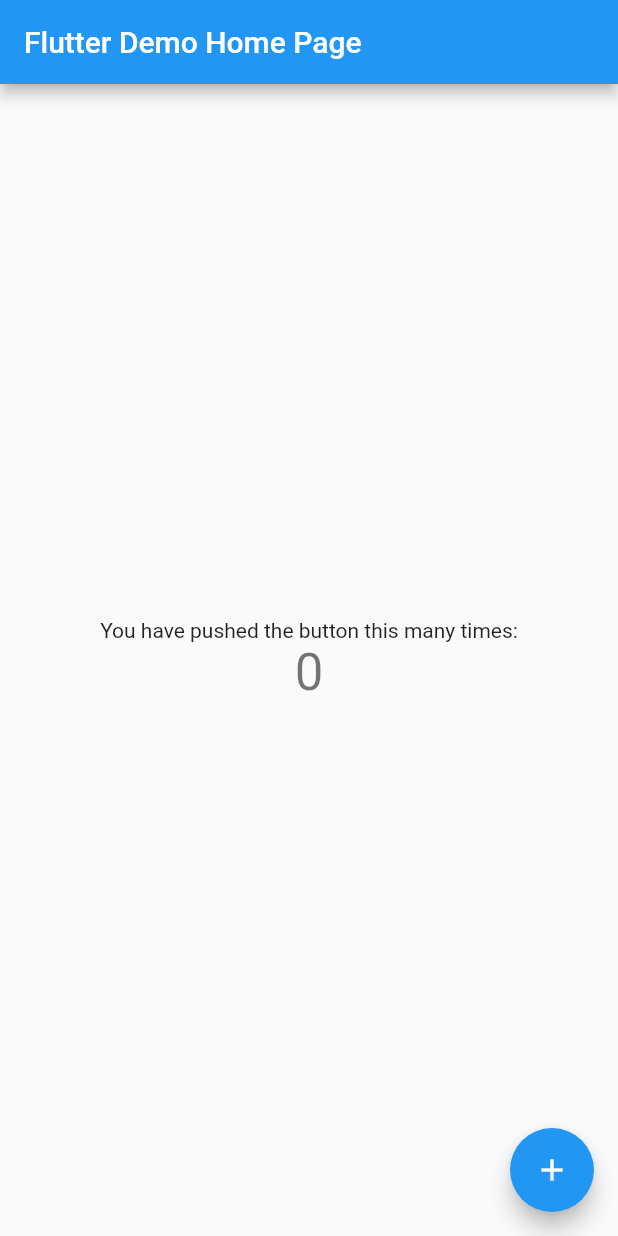
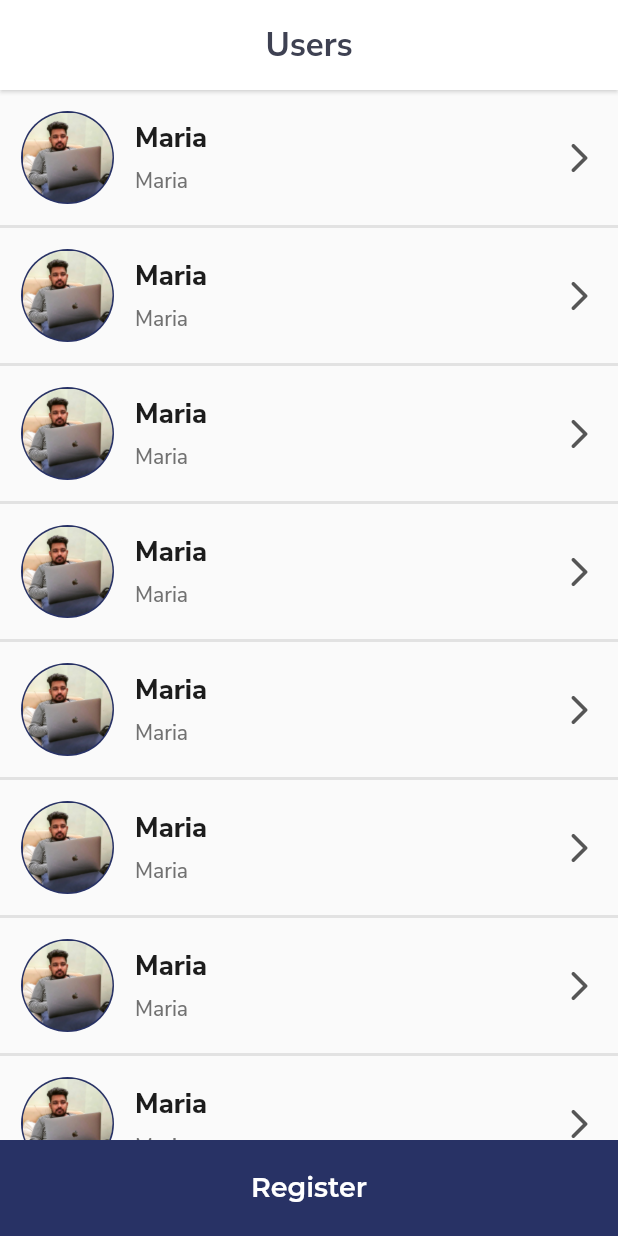
Before and after one commit to rajchristhu07/Registeration, a Flutter app: the screen it shows after launch, on a phone screen of 412 x 824 dp. Run offline on Flutter 3.47's test engine with Material 2 defaults, Android fonts, the phone set to English and light mode, and no system bars; our stand-ins replace google_fonts, hexcolor.

Commit message:
landing page ui done

```diff
--- a/neosoft_one/lib/main.dart
+++ b/neosoft_one/lib/main.dart
@@ -1,4 +1,7 @@
 import 'package:flutter/material.dart';
+import 'package:google_fonts/google_fonts.dart';
+import 'package:neosoftflutter/screens/landing_page.dart';
+import 'package:neosoftflutter/utility/theme.dart';
 
 void main() {
   runApp(const MyApp());
@@ -7,109 +10,21 @@ void main() {
 class MyApp extends StatelessWidget {
   const MyApp({Key? key}) : super(key: key);
 
-  // This widget is the root of your application.
   @override
   Widget build(BuildContext context) {
     return MaterialApp(
-      title: 'Flutter Demo',
+      debugShowCheckedModeBanner: false,
+      title: 'Flutter Registration',
       theme: ThemeData(
-        // This is the theme of your application.
-        //
-        // Try running your application with "flutter run". You'll see the
-        // application has a blue toolbar. Then, without quitting the app, try
-        // changing the primarySwatch below to Colors.green and then invoke
-        // "hot reload" (press "r" in the console where you ran "flutter run",
-        // or simply save your changes to "hot reload" in a Flutter IDE).
-        // Notice that the counter didn't reset back to zero; the application
-        // is not restarted.
-        primarySwatch: Colors.blue,
+        primaryColor: primaryColor,
+        splashColor: primaryColor,
+        accentColor:primaryColor ,
+        shadowColor: primaryColor,
+        textTheme: GoogleFonts.nunitoSansTextTheme(
+          Theme.of(context).textTheme,
+        ),
       ),
-      home: const MyHomePage(title: 'Flutter Demo Home Page'),
+      home:  LandingPage(),
     );
   }
 }
-
-class MyHomePage extends StatefulWidget {
-  const MyHomePage({Key? key, required this.title}) : super(key: key);
-
-  // This widget is the home page of your application. It is stateful, meaning
-  // that it has a State object (defined below) that contains fields that affect
-  // how it looks.
-
-  // This class is the configuration for the state. It holds the values (in this
-  // case the title) provided by the parent (in this case the App widget) and
-  // used by the build method of the State. Fields in a Widget subclass are
-  // always marked "final".
-
-  final String title;
-
-  @override
-  State<MyHomePage> createState() => _MyHomePageState();
-}
-
-class _MyHomePageState extends State<MyHomePage> {
-  int _counter = 0;
-
-  void _incrementCounter() {
-    setState(() {
-      // This call to setState tells the Flutter framework that something has
-      // changed in this State, which causes it to rerun the build method below
-      // so that the display can reflect the updated values. If we changed
-      // _counter without calling setState(), then the build method would not be
-      // called again, and so nothing would appear to happen.
-      _counter++;
-    });
-  }
-
-  @override
-  Widget build(BuildContext context) {
-    // This method is rerun every time setState is called, for instance as done
-    // by the _incrementCounter method above.
-    //
-    // The Flutter framework has been optimized to make rerunning build methods
-    // fast, so that you can just rebuild anything that needs updating rather
-    // than having to individually change instances of widgets.
-    return Scaffold(
-      appBar: AppBar(
-        // Here we take the value from the MyHomePage object that was created by
-        // the App.build method, and use it to set our appbar title.
-        title: Text(widget.title),
-      ),
-      body: Center(
-        // Center is a layout widget. It takes a single child and positions it
-        // in the middle of the parent.
-        child: Column(
-          // Column is also a layout widget. It takes a list of children and
-          // arranges them vertically. By default, it sizes itself to fit its
-          // children horizontally, and tries to be as tall as its parent.
-          //
-          // Invoke "debug painting" (press "p" in the console, choose the
-          // "Toggle Debug Paint" action from the Flutter Inspector in Android
-          // Studio, or the "Toggle Debug Paint" command in Visual Studio Code)
-          // to see the wireframe for each widget.
-          //
-          // Column has various properties to control how it sizes itself and
-          // how it positions its children. Here we use mainAxisAlignment to
-          // center the children vertically; the main axis here is the vertical
-          // axis because Columns are vertical (the cross axis would be
-          // horizontal).
-          mainAxisAlignment: MainAxisAlignment.center,
-          children: <Widget>[
-            const Text(
-              'You have pushed the button this many times:',
-            ),
-            Text(
-              '$_counter',
-              style: Theme.of(context).textTheme.headline4,
-            ),
-          ],
-        ),
-      ),
-      floatingActionButton: FloatingActionButton(
-        onPressed: _incrementCounter,
-        tooltip: 'Increment',
-        child: const Icon(Icons.add),
-      ), // This trailing comma makes auto-formatting nicer for build methods.
-    );
-  }
-}
--- /dev/null
+++ b/neosoft_one/lib/screens/landing_page.dart
@@ -0,0 +1,81 @@
+import 'package:flutter/material.dart';
+import 'package:google_fonts/google_fonts.dart';
+import 'package:hexcolor/hexcolor.dart';
+import 'package:neosoftflutter/screens/pages/user_list.dart';
+
+import '../utility/theme.dart';
+
+class LandingPage extends StatefulWidget {
+  @override
+  _LandingPageState createState() => _LandingPageState();
+}
+
+class _LandingPageState extends State<LandingPage> {
+  @override
+  void initState() {
+    super.initState();
+  }
+
+  @override
+  Widget build(BuildContext context) {
+    return Scaffold(
+        resizeToAvoidBottomInset: false,
+        appBar: AppBar(
+          toolbarHeight: 60,
+          elevation: 1,
+          shadowColor: whiteColor,
+          foregroundColor: whiteColor,
+          centerTitle: true,
+          title: Text(
+            "Users",
+            textAlign: TextAlign.start,
+            style: TextStyle(
+                color: blackColor, fontSize: 22.0, fontWeight: FontWeight.bold),
+          ),
+          backgroundColor: whiteColor,
+        ),
+        body: Stack(children: <Widget>[
+
+
+        MediaQuery.removePadding(
+        context: context,
+            removeTop: true,
+            child: ListView.builder(
+              itemCount: 100,
+              shrinkWrap: true,
+              itemBuilder: (BuildContext context, int index) {
+                return Container(
+                    child: Column(
+                      mainAxisSize: MainAxisSize.max,
+                      children: [UserList()],
+                    ));
+              },
+            )),
+          Align(
+              alignment: Alignment.bottomCenter,
+              child: SizedBox(
+                width: MediaQuery.of(context).size.width,
+                height: 64,
+                child: ElevatedButton(
+                  style: ElevatedButton.styleFrom(
+                    elevation: 0,
+                    primary: HexColor("#283265"),
+                    onPrimary: Colors.white,
+                    // side: BorderSide(color: Colors.red, width: 1),
+                    textStyle: TextStyle(
+                        fontStyle: FontStyle.normal,
+                        fontSize: 18,
+                        fontWeight: FontWeight.w600,
+                        fontFamily: GoogleFonts.montserrat().fontFamily),
+
+                    shape: RoundedRectangleBorder(
+                      borderRadius: BorderRadius.circular(0),
+                    ),
+                  ),
+                  onPressed: () {},
+                  child: const Text('Register'),
+                ),
+              ))
+        ]));
+  }
+}
--- /dev/null
+++ b/neosoft_one/lib/screens/pages/user_list.dart
@@ -0,0 +1,106 @@
+import 'dart:async';
+
+import 'package:flutter/material.dart';
+import 'package:google_fonts/google_fonts.dart';
+import 'package:hexcolor/hexcolor.dart';
+
+class UserList extends StatefulWidget {
+  @override
+  _UserListState createState() => new _UserListState();
+}
+
+class _UserListState extends State<UserList> {
+  @override
+  void initState() {
+    super.initState();
+  }
+
+  @override
+  Widget build(BuildContext context) {
+    return Column(
+      children: [
+        Container(
+          padding: const EdgeInsets.all(14),
+          child: Row(
+            children: [
+              Expanded(
+                  // optional flex property if flex is 1 because the default flex is 1
+                  flex: 0,
+                  child: Container(
+                    padding: const EdgeInsets.all(1), // Border width
+                    decoration: BoxDecoration(
+                        color: HexColor("#283265"),
+                        borderRadius: BorderRadius.circular(100)),
+                    child: ClipRRect(
+                      borderRadius: BorderRadius.circular(100),
+                      child: SizedBox.fromSize(
+                        size: const Size.fromRadius(30), // Image radius
+                        child: Image.asset("assets/pic.jpg",
+                            height: 60.0, width: 60.0, fit: BoxFit.cover),
+                      ),
+                    ),
+                  )),
+              const SizedBox(
+                width: 14,
+              ),
+              Expanded(
+                // optional flex property if flex is 1 because the default flex is 1
+                flex: 1,
+                child: Row(
+                  children: [
+                    Expanded(
+                        // optional flex property if flex is 1 because the default flex is 1
+                        flex: 1,
+                        child: Column(
+                          crossAxisAlignment: CrossAxisAlignment.start,
+                          mainAxisAlignment: MainAxisAlignment.center,
+                          children: [
+                            Text(
+                              "Maria ",
+                              overflow: TextOverflow.ellipsis,
+                              softWrap: true,
+                              style: TextStyle(
+                                  fontSize: 18,
+                                  color: HexColor("#1C1C1C"),
+                                  fontWeight: FontWeight.w800),
+                            ),
+                            const SizedBox(
+                              height: 6,
+                            ),
+                            Text(
+                              "Maria  ",
+                              overflow: TextOverflow.ellipsis,
+                              style: TextStyle(
+                                  fontSize: 14,
+                                  color: HexColor("#717171"),
+                                  fontWeight: FontWeight.w500),
+                              textAlign: TextAlign.start,
+                            ),
+                          ],
+                        )),
+                    const SizedBox(
+                      width: 12,
+                    ),
+                    Expanded(
+                        // optional flex property if flex is 1 because the default flex is 1
+                        flex: 0,
+                        child: Icon(
+                          Icons.arrow_forward_ios_rounded,
+                          color: HexColor("#555555"),
+                          size: 24.0,
+                        ))
+                  ],
+                ),
+              ),
+            ],
+          ),
+        ),
+        Container(
+          width: MediaQuery.of(context).size.width,
+          height: 2,
+          color: HexColor("#E2E2E2"),
+        )
+      ],
+    );
+  }
+}
--- /dev/null
+++ b/neosoft_one/lib/utility/theme.dart
@@ -0,0 +1,27 @@
+import 'package:flutter/material.dart';
+import 'package:hexcolor/hexcolor.dart';
+
+Color primaryColor = HexColor("#F7692F");
+// Color primaryColor = HexColor("#E65100");
+Color primaryColorDark = HexColor("#F7692F");
+Color primaryColorDarkOne = HexColor("#F7692F");
+Color primaryColors = HexColor("#F7692F");
+Color primaryColorss = HexColor("#FF6E40");
+Color original = HexColor("#FF512F");
+Color or = HexColor("#F7692F");
+Color accentColor = HexColor("#f85032");
+Color textColor = HexColor("#686B78");
+Color textColorSmall = HexColor("#93959F");
+Color secondryColor =HexColor("#0074AD");
+Color grayColor = HexColor("#E2E2E2");
+Color grayColorOne = HexColor("#F4F4F5");
+Color grayColors = HexColor("#8AE2E2E2");
+Color darkGrayColor = HexColor("#717171");
+Color blue = HexColor("#2a9d8f");
+Color dark_blue = HexColor("#264653");
+Color light_orange = HexColor("#f4a261");
+Color yellow = HexColor("#e9c46a");
+Color blackColor = HexColor("#3E4152");
+Color whiteColor = HexColor("#FFFFFF");
+Color whiteColors = HexColor("#FFFFFF");
+Color rose = HexColor("#fae1db");
--- a/neosoft_one/pubspec.yaml
+++ b/neosoft_one/pubspec.yaml
@@ -34,7 +34,8 @@ dependencies:
   # The following adds the Cupertino Icons font to your application.
   # Use with the CupertinoIcons class for iOS style icons.
   cupertino_icons: ^1.0.2
-
+  hexcolor: ^2.0.6
+  google_fonts: ^2.3.1
 dev_dependencies:
   flutter_test:
     sdk: flutter
@@ -58,7 +59,8 @@ flutter:
   uses-material-design: true
 
   # To add assets to your application, add an assets section, like this:
-  # assets:
+  assets:
+    - assets/pic.jpg
   #   - images/a_dot_burr.jpeg
   #   - images/a_dot_ham.jpeg
 
```
Also changed, not shown: neosoft_one/assets/pic.jpg (added), 1 other file.
